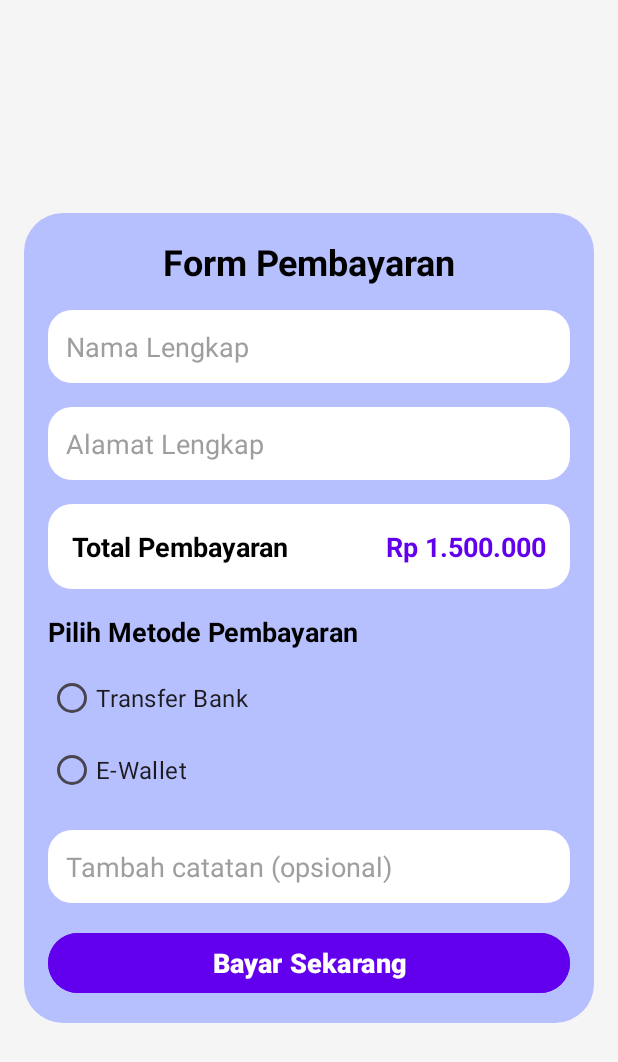
After one commit to Handynnda/Project_Bp3_Aplikasi_My_Ootdd, an Android app: the Form_Pembayaran screen opened directly, with no data from a screen before it, on a phone screen of 412 x 824 dp. The commit adds this screen. Shown: the top 1062 px of the screen. Run offline under Robolectric (Android 15) with nearby library versions, the phone set to English and light mode, and no system bars.

Commit message:
sudah di perbarui

```diff
--- /dev/null
+++ b/app/src/main/java/com/example/aplikasimyootdd/Form_Pembayaran.java
@@ -0,0 +1,57 @@
+package com.example.aplikasimyootdd;
+
+import android.os.Bundle;
+import android.view.View;
+import android.widget.Button;
+import android.widget.EditText;
+import android.widget.RadioButton;
+import android.widget.RadioGroup;
+import android.widget.Toast;
+import androidx.appcompat.app.AppCompatActivity;
+
+public class Form_Pembayaran extends AppCompatActivity {
+
+    private RadioGroup radioGroup;
+    private RadioButton radioTransfer, radioEwallet;
+    private EditText inputCatatan;
+    private Button buttonBayar;
+
+    @Override
+    protected void onCreate(Bundle savedInstanceState) {
+        super.onCreate(savedInstanceState);
+        setContentView(R.layout.activity_form_pembayaran);
+
+        // Inisialisasi elemen UI
+        radioGroup = findViewById(R.id.radioGroup);
+        radioTransfer = findViewById(R.id.radioTransfer);
+        radioEwallet = findViewById(R.id.radioEwallet);
+        inputCatatan = findViewById(R.id.inputCatatan);
+        buttonBayar = findViewById(R.id.buttonBayar);
+
+        // Atur tombol bayar untuk memproses pembayaran
+        buttonBayar.setOnClickListener(view -> processPayment());
+    }
+
+    private void processPayment() {
+        // Periksa apakah metode pembayaran telah dipilih
+        int selectedId = radioGroup.getCheckedRadioButtonId();
+        if (selectedId == -1) {
+            Toast.makeText(this, "Pilih metode pembayaran terlebih dahulu", Toast.LENGTH_SHORT).show();
+        } else {
+            // Dapatkan metode pembayaran yang dipilih
+            String paymentMethod = selectedId == R.id.radioTransfer ? "Transfer Bank" : "E-Wallet";
+
+            // Ambil catatan dari input pengguna
+            String catatan = inputCatatan.getText().toString().trim();
+
+            // Tampilkan pesan konfirmasi
+            String message = "Pembayaran menggunakan: " + paymentMethod;
+            if (!catatan.isEmpty()) {
+                message += "\nCatatan: " + catatan;
+            }
+            Toast.makeText(this, message, Toast.LENGTH_LONG).show();
+
+            // Tambahkan logika tambahan seperti API atau navigasi ke layar lain di sini
+        }
+    }
+}
--- /dev/null
+++ b/app/src/main/res/layout/activity_form_pembayaran.xml
@@ -0,0 +1,153 @@
+<?xml version="1.0" encoding="utf-8"?>
+<androidx.constraintlayout.widget.ConstraintLayout
+    xmlns:android="http://schemas.android.com/apk/res/android"
+    xmlns:app="http://schemas.android.com/apk/res-auto"
+    xmlns:tools="http://schemas.android.com/tools"
+    android:layout_width="match_parent"
+    android:layout_height="match_parent"
+    android:background="@color/DefaultColor"
+    tools:context=".Form_Pembayaran">
+
+    <!-- Kontainer Utama -->
+    <LinearLayout
+        android:layout_width="match_parent"
+        android:layout_height="wrap_content"
+        android:orientation="vertical"
+        android:background="@drawable/rounded_corner2"
+        android:padding="16dp"
+        android:layout_margin="16dp"
+        app:layout_constraintTop_toTopOf="parent"
+        app:layout_constraintBottom_toBottomOf="parent"
+        app:layout_constraintStart_toStartOf="parent"
+        app:layout_constraintEnd_toEndOf="parent">
+
+        <!-- Header -->
+        <TextView
+            android:id="@+id/textHeader"
+            android:layout_width="match_parent"
+            android:layout_height="wrap_content"
+            android:layout_marginBottom="16dp"
+            android:text="Form Pembayaran"
+            android:textSize="24sp"
+            android:textStyle="bold"
+            android:gravity="center"
+            android:textColor="@color/black" />
+
+        <!-- Input Nama -->
+        <EditText
+            android:id="@+id/inputNama"
+            android:layout_width="match_parent"
+            android:layout_height="wrap_content"
+            android:hint="Nama Lengkap"
+            android:inputType="textPersonName"
+            android:background="@drawable/rounded_corner"
+            android:padding="12dp"
+            android:layout_marginBottom="16dp"
+            android:textColor="@color/black"
+            android:textColorHint="@color/hintColor" />
+
+        <!-- Input Alamat -->
+        <EditText
+            android:id="@+id/inputAlamat"
+            android:layout_width="match_parent"
+            android:layout_height="wrap_content"
+            android:hint="Alamat Lengkap"
+            android:inputType="textPostalAddress"
+            android:background="@drawable/rounded_corner"
+            android:padding="12dp"
+            android:layout_marginBottom="16dp"
+            android:textColor="@color/black"
+            android:textColorHint="@color/hintColor" />
+
+        <!-- Ringkasan Total -->
+        <LinearLayout
+            android:layout_width="match_parent"
+            android:layout_height="wrap_content"
+            android:orientation="horizontal"
+            android:background="@drawable/rounded_corner"
+            android:padding="16dp"
+            android:layout_marginBottom="16dp">
+
+            <TextView
+                android:id="@+id/textTotal"
+                android:layout_width="0dp"
+                android:layout_height="wrap_content"
+                android:layout_weight="1"
+                android:text="Total Pembayaran"
+                android:textSize="18sp"
+                android:textStyle="bold"
+                android:textColor="@color/black" />
+
+            <TextView
+                android:id="@+id/amountTotal"
+                android:layout_width="wrap_content"
+                android:layout_height="wrap_content"
+                android:text="Rp 1.500.000"
+                android:textSize="18sp"
+                android:textStyle="bold"
+                android:textColor="@color/primaryColor" />
+        </LinearLayout>
+
+        <!-- Metode Pembayaran -->
+        <TextView
+            android:id="@+id/textMetode"
+            android:layout_width="match_parent"
+            android:layout_height="wrap_content"
+            android:text="Pilih Metode Pembayaran"
+            android:textSize="18sp"
+            android:textStyle="bold"
+            android:textColor="@color/black"
+            android:layout_marginBottom="8dp" />
+
+        <RadioGroup
+            android:id="@+id/radioGroup"
+            android:layout_width="match_parent"
+            android:layout_height="wrap_content"
+            android:orientation="vertical"
+            android:layout_marginBottom="16dp">
+
+            <RadioButton
+                android:id="@+id/radioTransfer"
+                android:layout_width="match_parent"
+                android:layout_height="wrap_content"
+                android:text="Transfer Bank"
+                android:textSize="16sp"
+                android:buttonTint="@color/primaryColor" />
+
+            <RadioButton
+                android:id="@+id/radioEwallet"
+                android:layout_width="match_parent"
+                android:layout_height="wrap_content"
+                android:text="E-Wallet"
+                android:textSize="16sp"
+                android:buttonTint="@color/primaryColor" />
+        </RadioGroup>
+
+        <!-- Input Catatan -->
+        <EditText
+            android:id="@+id/inputCatatan"
+            android:layout_width="match_parent"
+            android:layout_height="wrap_content"
+            android:hint="Tambah catatan (opsional)"
+            android:inputType="textMultiLine"
+            android:background="@drawable/rounded_corner"
+            android:padding="12dp"
+            android:layout_marginBottom="16dp"
+            android:textColor="@color/black"
+            android:textColorHint="@color/hintColor" />
+
+        <!-- Tombol Bayar -->
+        <Button
+            android:id="@+id/buttonBayar"
+            android:layout_width="match_parent"
+            android:layout_height="wrap_content"
+            android:backgroundTint="@color/primaryColor"
+            android:text="Bayar Sekarang"
+            android:textSize="18sp"
+            android:textStyle="bold"
+            android:textColor="@android:color/white"
+            android:elevation="8dp" />
+
+    </LinearLayout>
+
+</androidx.constraintlayout.widget.ConstraintLayout>
--- a/app/src/main/res/values/colors.xml
+++ b/app/src/main/res/values/colors.xml
@@ -1,6 +1,18 @@
 <?xml version="1.0" encoding="utf-8"?>
 <resources>
-    <color name="black">#FF000000</color>
-    <color name="white">#FFFFFFFF</color>
-    <color name="DefaultColor">#ADCAFF</color>
+    <!-- Warna Dasar -->
+    <color name="black">#000000</color>
+    <color name="white">#FFFFFF</color>
+
+    <!-- Warna Utama -->
+    <color name="primaryColor">#6200EE</color>
+
+    <!-- Warna Hint -->
+    <color name="hintColor">#9E9E9E</color>
+
+    <!-- Warna Latar Belakang -->
+    <color name="DefaultColor">#F5F5F5</color>
+
+    <!-- Warna Error -->
+    <color name="redColor">#FF0000</color>
 </resources>
```
Also changed, not shown: app/src/main/AndroidManifest.xml (+11 -0 lines), app/src/main/java/com/example/aplikasimyootdd/Form_Detail.java (added, +43 -0 lines), app/src/main/java/com/example/aplikasimyootdd/Form_Konfirmasi.java (added, +92 -0 lines), app/src/main/res/layout/activity_form_detail.xml (added, +102 -0 lines), app/src/main/res/layout/activity_form_konfirmasi.xml (added, +115 -0 lines), app/src/main/res/drawable/rounded_corner.xml (line endings or trailing spaces).
